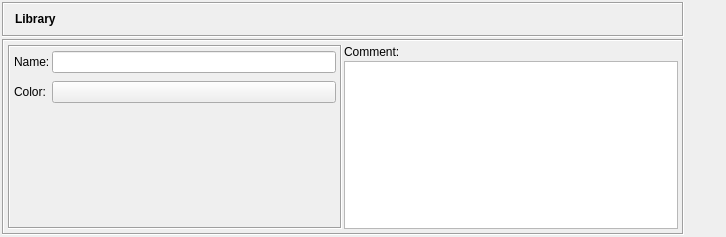
Above: src/gui/librarydialog_q.ui from fwbuilder/fwbuilder before the change. Below: the same form after it.
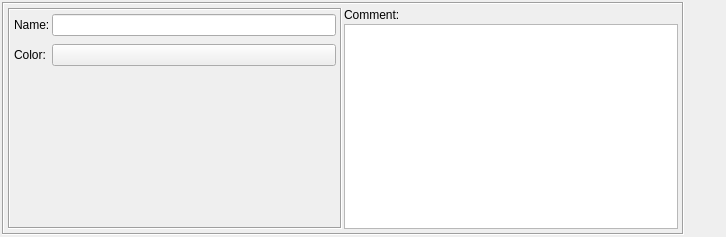
That is the form after the change. Icons and pictures are not drawn.

Commit message: fixes #491, #501 dialog layout fixes to make them look more consistent, using widget promotion feature in Designer to build stack of editor dialogs in the bottom panel of the main window instead of building them at run time

```diff
--- a/src/gui/librarydialog_q.ui
+++ b/src/gui/librarydialog_q.ui
@@ -27,80 +27,6 @@
      <property name="spacing" >
       <number>2</number>
      </property>
-     <property name="margin" >
-      <number>0</number>
-     </property>
-     <item>
-      <widget class="QFrame" name="frame3" >
-       <property name="sizePolicy" >
-        <sizepolicy vsizetype="Fixed" hsizetype="Preferred" >
-         <horstretch>0</horstretch>
-         <verstretch>0</verstretch>
-        </sizepolicy>
-       </property>
-       <property name="minimumSize" >
-        <size>
-         <width>16</width>
-         <height>35</height>
-        </size>
-       </property>
-       <property name="autoFillBackground" >
-        <bool>true</bool>
-       </property>
-       <property name="frameShape" >
-        <enum>QFrame::Box</enum>
-       </property>
-       <property name="frameShadow" >
-        <enum>QFrame::Sunken</enum>
-       </property>
-       <layout class="QGridLayout" >
-        <property name="margin" >
-         <number>2</number>
-        </property>
-        <property name="spacing" >
-         <number>2</number>
-        </property>
-        <item row="0" column="2" >
-         <widget class="QLabel" name="editorTitle" >
-          <property name="sizePolicy" >
-           <sizepolicy vsizetype="Fixed" hsizetype="Preferred" >
-            <horstretch>0</horstretch>
-            <verstretch>0</verstretch>
-           </sizepolicy>
-          </property>
-          <property name="font" >
-           <font>
-            <weight>75</weight>
-            <bold>true</bold>
-           </font>
-          </property>
-          <property name="text" >
-           <string>Library</string>
-          </property>
-          <property name="wordWrap" >
-           <bool>false</bool>
-          </property>
-         </widget>
-        </item>
-        <item row="0" column="1" >
-         <widget class="QLabel" name="label" >
-          <property name="sizePolicy" >
-           <sizepolicy vsizetype="Preferred" hsizetype="Maximum" >
-            <horstretch>0</horstretch>
-            <verstretch>0</verstretch>
-           </sizepolicy>
-          </property>
-          <property name="text" >
-           <string/>
-          </property>
-          <property name="pixmap" >
-           <pixmap resource="MainRes.qrc" >:/Icons/Library/icon</pixmap>
-          </property>
-         </widget>
-        </item>
-       </layout>
-      </widget>
-     </item>
      <item>
       <widget class="QFrame" name="frame7" >
        <property name="frameShape" >
```
The commit also changes 49 other files.
